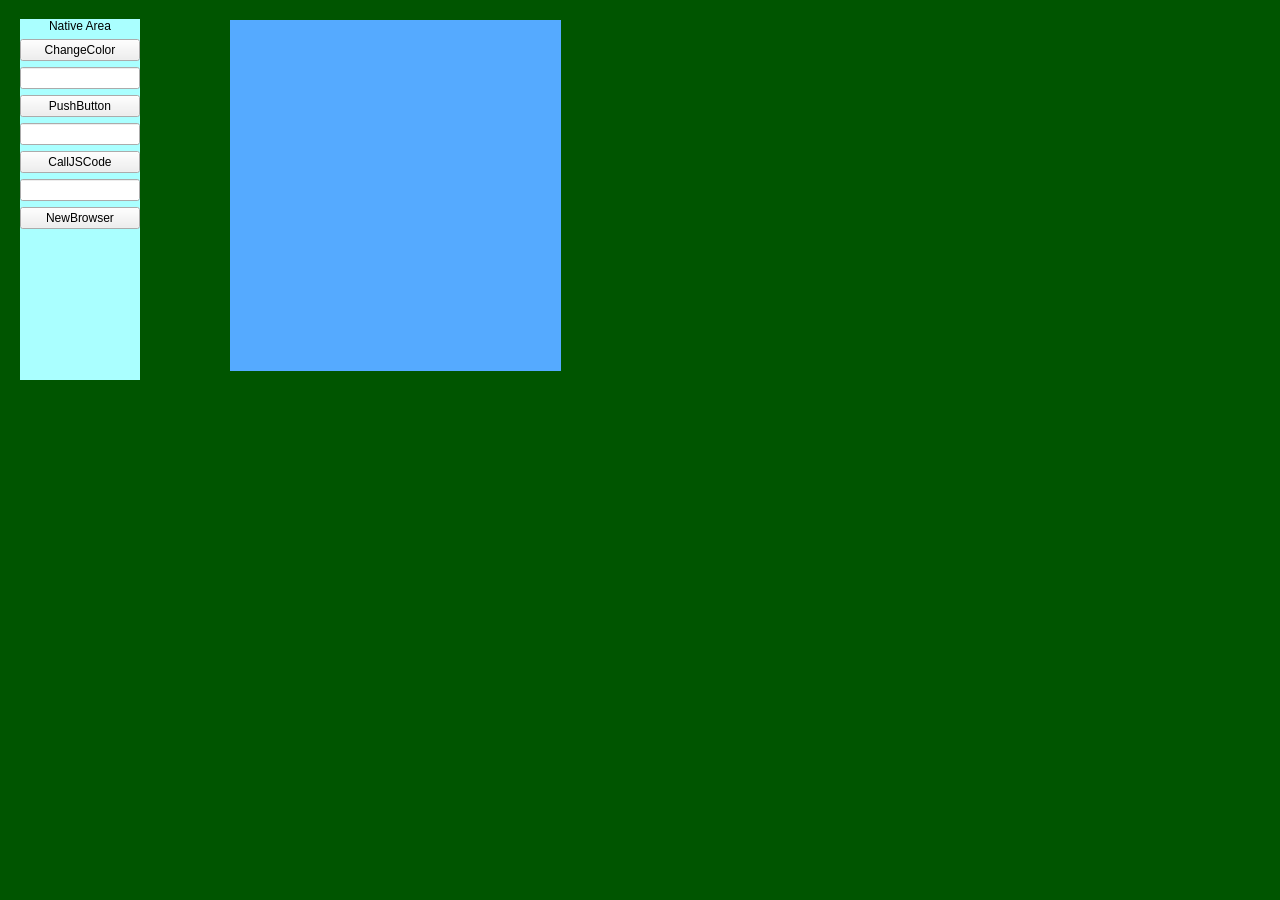
Before: the Qt Designer form example/QCefViewTest/MainWindow.ui in CefView/QCefView, drawn with Qt 5.
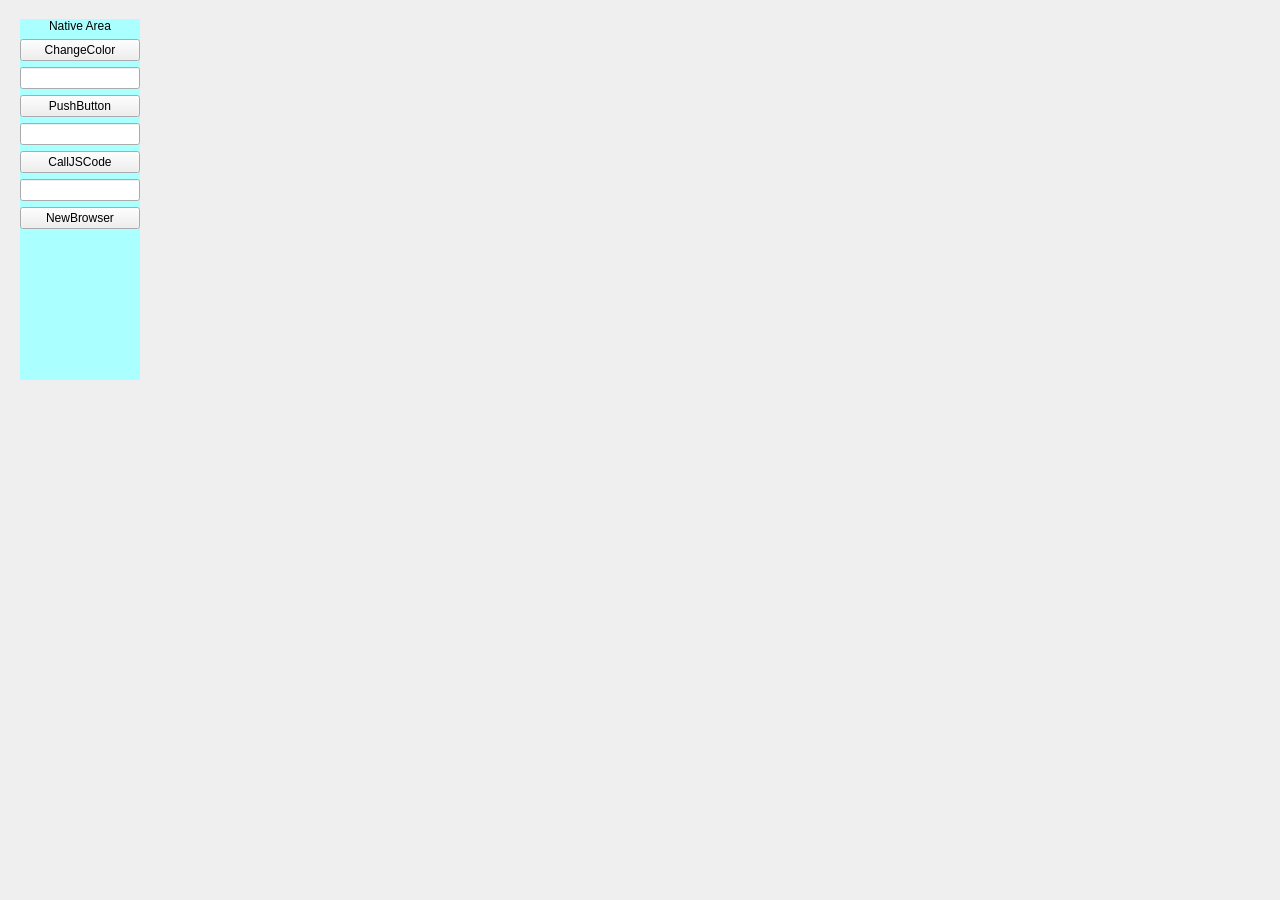
After: the same form once the commit is applied.

```diff
--- a/example/QCefViewTest/MainWindow.ui
+++ b/example/QCefViewTest/MainWindow.ui
@@ -14,13 +14,6 @@
 			<string>QCefViewTest</string>
 		</property>
 		<widget class="QWidget" name="centralWidget">
-			<property name="styleSheet">
-				<string notr="true">
-					#centralWidget {
-					background-color: rgb(0, 85, 0);
-					}
-				</string>
-			</property>
 			<widget class="QWidget" name="nativeContainer" native="true">
 				<property name="geometry">
 					<rect>
@@ -149,13 +142,6 @@
 						<height>351</height>
 					</rect>
 				</property>
-				<property name="styleSheet">
-					<string notr="true">
-						#cefContainer {
-						background-color: rgb(85, 170, 255);
-						}
-					</string>
-				</property>
 				<layout class="QVBoxLayout" name="verticalLayout_cefContainer">
 					<property name="spacing">
 						<number>0</number>
```
Lines whose indentation alone changed are shown as unchanged.
